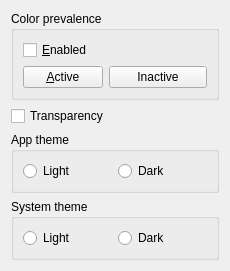
This is mainwidget.ui in dee/Twikr as Qt 5 draws it before an edit. The edited form follows.
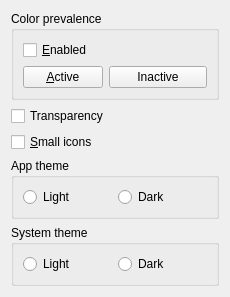
This is the edited form.

Commit message: Added a small taskbar icons option

Patch:
```diff
--- a/mainwidget.ui
+++ b/mainwidget.ui
@@ -7,7 +7,7 @@
     <x>0</x>
     <y>0</y>
     <width>230</width>
-    <height>261</height>
+    <height>280</height>
    </rect>
   </property>
   <property name="windowTitle">
@@ -64,6 +64,13 @@
      </property>
     </widget>
    </item>
+   <item>
+    <widget class="QCheckBox" name="chkSmallIcons">
+     <property name="text">
+      <string>&amp;Small icons</string>
+     </property>
+    </widget>
+   </item>
    <item>
     <widget class="QGroupBox" name="groupBox">
      <property name="title">
```
The commit also changes 4 other files.
